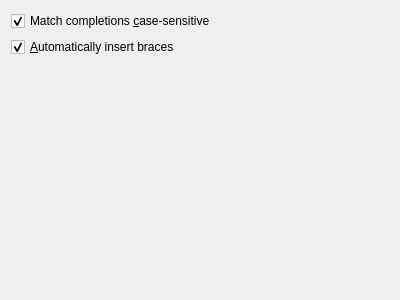
qt-creator/qt-creator, file src/plugins/cpptools/completionsettingspage.ui: the form before one commit.
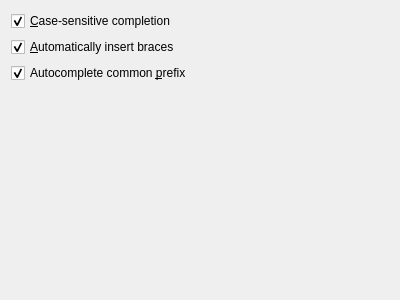
The form after the commit.

Commit message:
Added option to disable completion of common prefix
Some people don't like this.

```diff
--- a/src/plugins/cpptools/completionsettingspage.ui
+++ b/src/plugins/cpptools/completionsettingspage.ui
@@ -17,7 +17,7 @@
    <item>
     <widget class="QCheckBox" name="caseSensitive">
      <property name="text">
-      <string>Match completions &amp;case-sensitive</string>
+      <string>&amp;Case-sensitive completion</string>
      </property>
      <property name="checked">
       <bool>true</bool>
@@ -34,6 +34,16 @@
      </property>
     </widget>
    </item>
+   <item>
+    <widget class="QCheckBox" name="partiallyComplete">
+     <property name="text">
+      <string>Autocomplete common &amp;prefix</string>
+     </property>
+     <property name="checked">
+      <bool>true</bool>
+     </property>
+    </widget>
+   </item>
    <item>
     <spacer name="verticalSpacer">
      <property name="orientation">
```
The commit also changes 4 other files.
